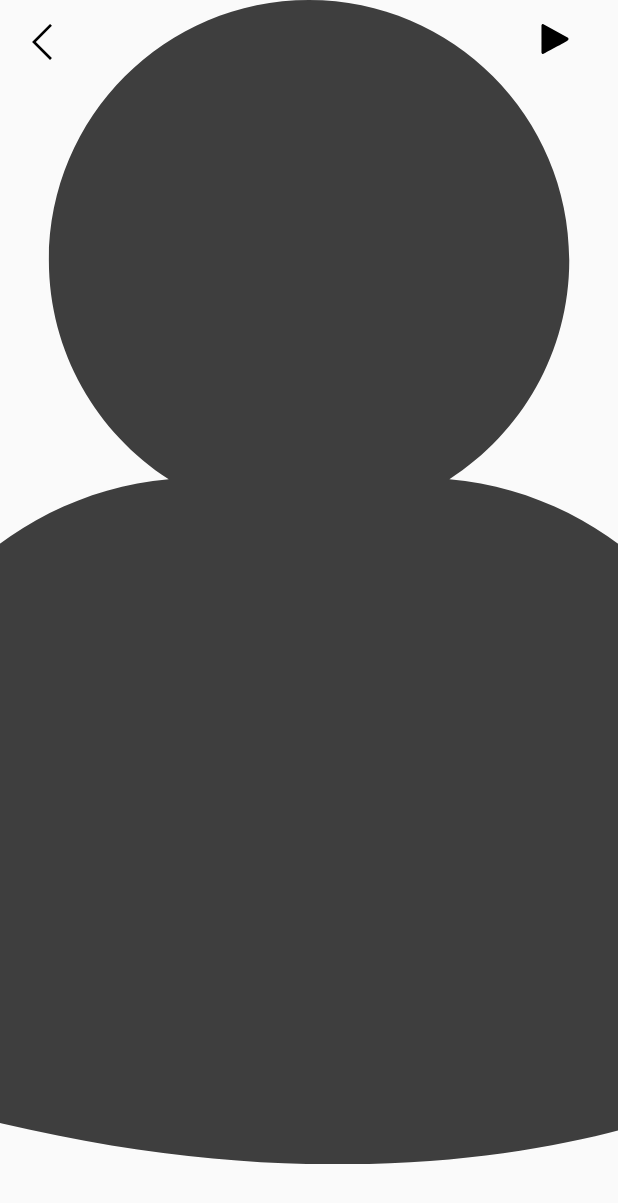
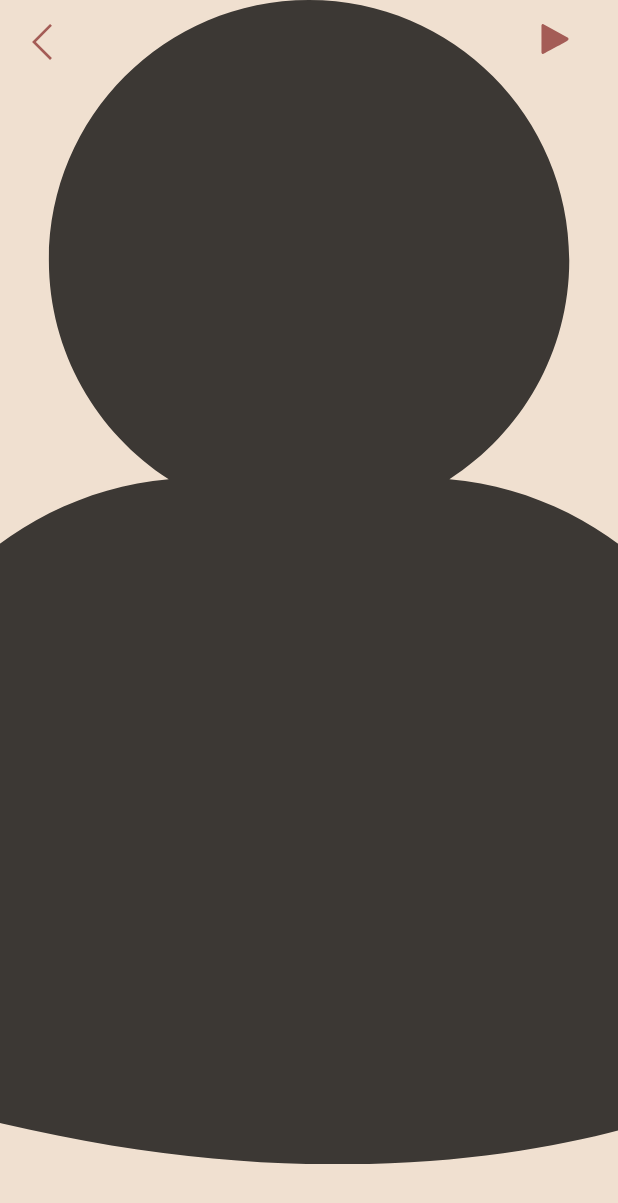
Before and after one commit to kunal52/XBeatPlayer, an Android app: the fragment AlbumFragmentFullView shown on its own in the app's theme, on a phone screen of 412 x 824 dp. Shown: the top 1203 px of the screen. Run offline under Robolectric (Android 15) with nearby library versions, the phone set to English and light mode, and no system bars; our stand-ins replace ButterKnife; libraries missing offline, so code that uses them is left out: com.sothree.slidinguppanel; plain views replace SlidingUpPanelLayout; network calls fail; pictures from the network do not load; 8 statements that could not run were skipped.

Commit message:
New Light Brown Theme Added

```diff
--- a/app/build.gradle
+++ b/app/build.gradle
@@ -34,12 +34,15 @@ dependencies {
     implementation 'com.github.bumptech.glide:glide:4.3.1'
     implementation 'com.google.firebase:firebase-core:11.0.4'
     annotationProcessor 'com.github.bumptech.glide:compiler:4.3.1'
+
     compile 'com.yarolegovich:sliding-root-nav:1.1.0'
     compile 'com.sothree.slidinguppanel:library:3.4.0'
     compile 'com.jakewharton:butterknife:8.8.1'
     compile 'com.squareup.retrofit2:retrofit:2.3.0'
     compile 'com.squareup.retrofit2:converter-gson:2.3.0'
     compile 'com.github.apl-devs:appintro:v4.2.2'
+    compile 'jp.wasabeef:blurry:2.1.1'
+
     annotationProcessor 'com.jakewharton:butterknife-compiler:8.8.1'
     testImplementation 'junit:junit:4.12'
     androidTestImplementation 'com.android.support.test:runner:1.0.1'
--- a/app/src/main/AndroidManifest.xml
+++ b/app/src/main/AndroidManifest.xml
@@ -13,11 +13,10 @@
         android:label="@string/app_name"
         android:roundIcon="@drawable/icon"
         android:supportsRtl="true"
-        android:theme="@style/AppTheme">
+        android:theme="@style/White_Wood">
         <activity android:name=".HomeActivity">
             <intent-filter>
                 <action android:name="android.intent.action.MAIN" />
-
                 <action android:name="android.intent.action.MUSIC_PLAYER" />
 
                 <category android:name="android.intent.category.APP_MUSIC" />
--- a/app/src/main/java/com/techweblearn/musicbeat/Utils/Util.java
+++ b/app/src/main/java/com/techweblearn/musicbeat/Utils/Util.java
@@ -160,6 +160,7 @@ public class Util {
             case 1:return R.style.AppDarkTheme;
             case 2:return R.style.Chocolate;
             case 3:return R.style.CoolBlue;
+            case 4:return R.style.White_Wood;
             default: return R.style.AppTheme;
 
         }
--- a/app/src/main/res/values/colors.xml
+++ b/app/src/main/res/values/colors.xml
@@ -55,6 +55,14 @@
     <color name="secondaryTextColorCoolBlue">#3365c7</color>
 
 
+    //WhiteWood
+    <color name="primaryWhiteWood">#f0e0d0</color>
+    <color name="secondaryWhiteWood">#b47870</color>
+    <color name="accentWhiteWood">#b47870</color>
+    <color name="primaryTextColorWhiteWood">#6e2929</color>
+    <color name="secondaryTextColorWhiteWood">#a45c56</color>
+
+
 
 
 
--- a/app/src/main/res/values/strings.xml
+++ b/app/src/main/res/values/strings.xml
@@ -413,6 +413,7 @@
         <item>Dark</item>
         <item>Chocolate Brown</item>
         <item>Ocean Blue</item>
+        <item>Light Maroon</item>
     </string-array>
 
     <string-array name="theme_values">
@@ -420,6 +421,8 @@
         <item>1</item>
         <item>2</item>
         <item>3</item>
+        <item>4</item>
+        <item>5</item>
     </string-array>
 
 </resources>
--- a/app/src/main/res/values/styles.xml
+++ b/app/src/main/res/values/styles.xml
@@ -88,6 +88,22 @@
         <item name="ic_home">@drawable/ic_home_white_24dp</item>
     </style>
 
+    <style name="White_Wood" parent="Theme.AppCompat.Light.NoActionBar" >
+        <item name="android:windowBackground">@color/primaryWhiteWood</item>
+
+        <item name="android:windowActionBarOverlay">true</item>
+        <item name="android:windowAnimationStyle">@null</item>
+        <item name="android:textColorPrimary">@color/primaryTextColorWhiteWood</item>
+        <item name="android:textColorSecondary">@color/secondaryTextColorWhiteWood</item>
+        <item name="colorPrimary">@color/primaryWhiteWood</item>
+        <item name="colorPrimaryDark">@color/secondaryTextColorWhiteWood</item>
+        <item name="colorAccent">@color/secondaryTextColorWhiteWood</item>
+        <item name="android:colorForeground">@color/secondaryTextColorWhiteWood</item>
+        <item name="preferenceTheme">@style/PreferenceThemeOverlay.v14.Material</item>
+        <item name="search_text_drawable">@drawable/search_edittext_drawable_dark</item>
+        <item name="ic_home">@drawable/ic_home_white_24dp</item>
+    </style>
+
     <style name="SettingsTheme" parent="Theme.AppCompat.Light.NoActionBar">
         <item name="preferenceTheme">@style/PreferenceThemeOverlay</item>
         <item name="colorPrimary">@color/colorPrimary</item>
--- a/build.gradle
+++ b/build.gradle
@@ -5,6 +5,7 @@ buildscript {
     repositories {
         google()
         jcenter()
+        maven { url "https://jitpack.io" }
     }
     dependencies {
         classpath 'com.android.tools.build:gradle:3.0.1'
```
Also changed, not shown: app/src/main/java/com/techweblearn/musicbeat/Fragment/PlayerLayout1.java (+15 -30 lines), app/src/main/res/layout/fragment_player_layout1.xml (+21 -29 lines).
